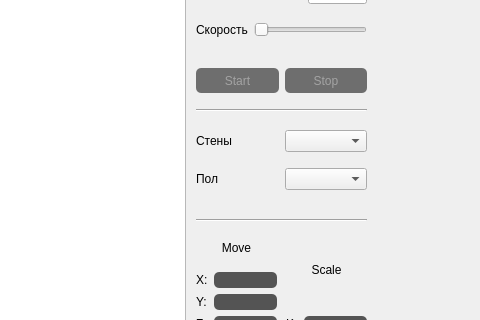
tatarinova0903/bmstu_cg_course, file shlyapos/FooG/UiForms/mainwindow.ui: the form before one commit; both pictures show x 614 to 1094 and y 90 to 410 of the 1094 by 745 pixel window.
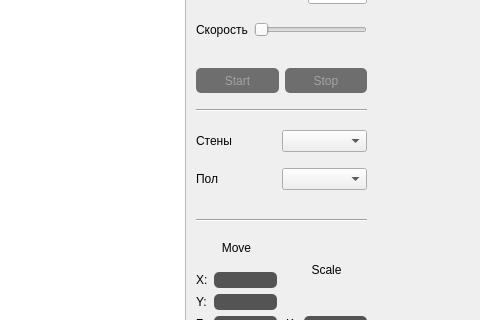
The form after the commit.

Commit message: comboBox для материалов

```diff
--- a/shlyapos/FooG/UiForms/mainwindow.ui
+++ b/shlyapos/FooG/UiForms/mainwindow.ui
@@ -775,6 +775,9 @@
       <layout class="QVBoxLayout" name="verticalLayout_7">
        <item>
         <layout class="QHBoxLayout" name="horizontalLayout_8">
+         <property name="spacing">
+          <number>0</number>
+         </property>
          <item>
           <widget class="QLabel" name="walls_label">
            <property name="text">
@@ -783,7 +786,14 @@
           </widget>
          </item>
          <item>
-          <widget class="QComboBox" name="walls_comboBox"/>
+          <widget class="QComboBox" name="walls_comboBox">
+           <property name="minimumSize">
+            <size>
+             <width>0</width>
+             <height>0</height>
+            </size>
+           </property>
+          </widget>
          </item>
         </layout>
        </item>
@@ -791,6 +801,9 @@
      </item>
      <item row="1" column="0">
       <layout class="QHBoxLayout" name="horizontalLayout_9">
+       <property name="spacing">
+        <number>0</number>
+       </property>
        <item>
         <widget class="QLabel" name="floor_label">
          <property name="text">
```
The commit also changes 4 other files.
